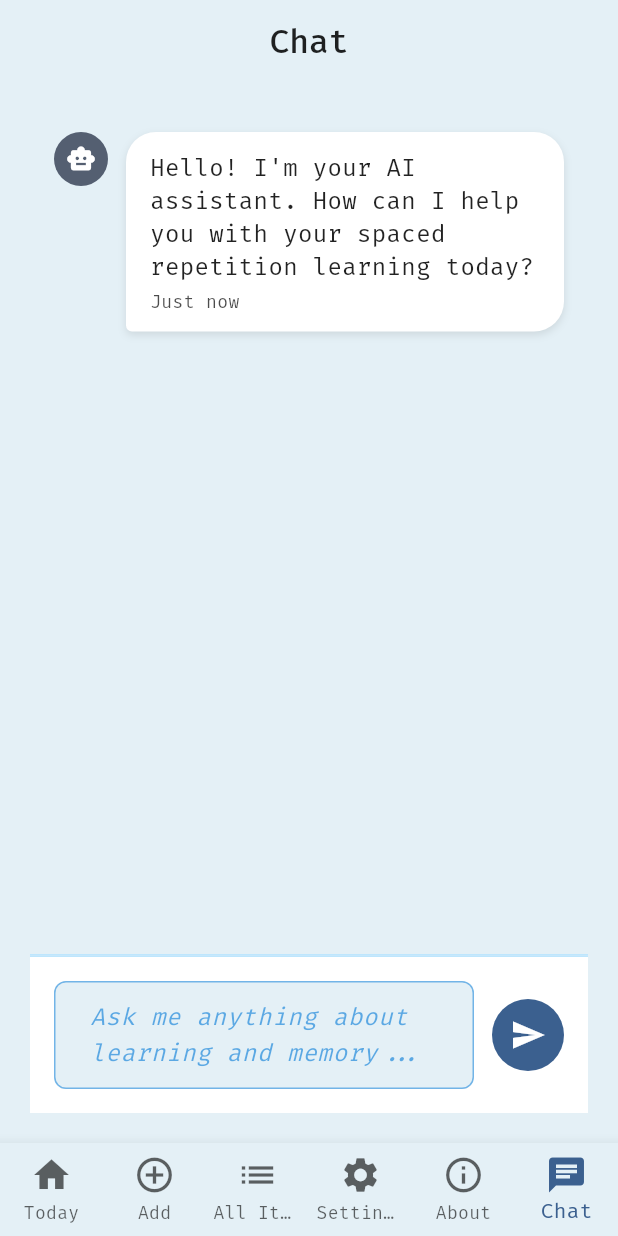
After one commit to cogodo/spaced, a Flutter app: the screen it shows after launch, item 6 of the bottom bar chosen, on a phone screen of 412 x 824 dp. The commit adds this screen. Run offline on Flutter 3.47's test engine with Material 3 defaults, Android fonts, the phone set to English and light mode, and no system bars; our stand-ins replace google_fonts, shared_preferences.

Commit message:
chat screen added

```diff
--- /dev/null
+++ b/lib/screens/chat_screen.dart
@@ -0,0 +1,362 @@
+import 'package:flutter/material.dart';
+import 'package:flutter/services.dart';
+import '../services/logger_service.dart';
+
+class ChatScreen extends StatefulWidget {
+  const ChatScreen({super.key});
+
+  @override
+  State<ChatScreen> createState() => _ChatScreenState();
+}
+
+class _ChatScreenState extends State<ChatScreen> {
+  final _logger = getLogger('ChatScreen');
+  final TextEditingController _messageController = TextEditingController();
+  final ScrollController _scrollController = ScrollController();
+  final List<ChatMessage> _messages = [];
+  bool _isTyping = false;
+
+  @override
+  void initState() {
+    super.initState();
+    // Add a welcome message
+    _messages.add(
+      ChatMessage(
+        text:
+            "Hello! I'm your AI assistant. How can I help you with your spaced repetition learning today?",
+        isUser: false,
+        timestamp: DateTime.now(),
+      ),
+    );
+  }
+
+  @override
+  void dispose() {
+    _messageController.dispose();
+    _scrollController.dispose();
+    super.dispose();
+  }
+
+  void _sendMessage() {
+    final text = _messageController.text.trim();
+    if (text.isEmpty) return;
+
+    // Add user message
+    setState(() {
+      _messages.add(
+        ChatMessage(text: text, isUser: true, timestamp: DateTime.now()),
+      );
+      _isTyping = true;
+    });
+
+    _messageController.clear();
+    _scrollToBottom();
+
+    // Simulate AI response
+    _simulateAIResponse(text);
+  }
+
+  Future<void> _simulateAIResponse(String userMessage) async {
+    // Simulate typing delay
+    await Future.delayed(const Duration(milliseconds: 1500));
+
+    if (!mounted) return;
+
+    // Generate a mock response based on user input
+    String response = _generateMockResponse(userMessage);
+
+    setState(() {
+      _messages.add(
+        ChatMessage(text: response, isUser: false, timestamp: DateTime.now()),
+      );
+      _isTyping = false;
+    });
+
+    _scrollToBottom();
+  }
+
+  String _generateMockResponse(String userMessage) {
+    final lowerMessage = userMessage.toLowerCase();
+
+    if (lowerMessage.contains('spaced repetition') ||
+        lowerMessage.contains('learning')) {
+      return "Spaced repetition is a highly effective learning technique! It's based on the psychological spacing effect, where information is reviewed at increasing intervals. This helps move knowledge from short-term to long-term memory more efficiently.";
+    } else if (lowerMessage.contains('memory') ||
+        lowerMessage.contains('remember')) {
+      return "Memory formation involves three key processes: encoding, storage, and retrieval. Spaced repetition optimizes all three by:\n\n1. **Encoding**: Active recall strengthens neural pathways\n2. **Storage**: Spaced intervals prevent forgetting\n3. **Retrieval**: Regular practice improves access to memories";
+    } else if (lowerMessage.contains('help') || lowerMessage.contains('how')) {
+      return "I'm here to help you optimize your learning! I can assist with:\n\n• Understanding spaced repetition principles\n• Tips for effective review sessions\n• Memory techniques and mnemonics\n• Study scheduling strategies\n• Learning psychology insights\n\nWhat specific aspect would you like to explore?";
+    } else if (lowerMessage.contains('difficulty') ||
+        lowerMessage.contains('hard')) {
+      return "Finding something challenging? That's actually good for learning! Research shows that 'desirable difficulties' strengthen memory formation. Try breaking complex topics into smaller chunks and review them more frequently initially.";
+    } else {
+      return "That's an interesting question! Based on cognitive science research, effective learning often involves active recall, spaced practice, and connecting new information to existing knowledge. Could you tell me more about what specific learning challenge you're facing?";
+    }
+  }
+
+  void _scrollToBottom() {
+    WidgetsBinding.instance.addPostFrameCallback((_) {
+      if (_scrollController.hasClients) {
+        _scrollController.animateTo(
+          _scrollController.position.maxScrollExtent,
+          duration: const Duration(milliseconds: 300),
+          curve: Curves.easeOut,
+        );
+      }
+    });
+  }
+
+  @override
+  Widget build(BuildContext context) {
+    return Column(
+      children: [
+        // Chat messages area
+        Expanded(child: _buildMessagesArea()),
+        // Input area
+        _buildInputArea(),
+      ],
+    );
+  }
+
+  Widget _buildMessagesArea() {
+    return Container(
+      decoration: BoxDecoration(
+        color: Theme.of(context).scaffoldBackgroundColor,
+        border: Border(
+          bottom: BorderSide(color: Theme.of(context).dividerColor, width: 1),
+        ),
+      ),
+      child: ListView.builder(
+        controller: _scrollController,
+        padding: const EdgeInsets.symmetric(horizontal: 16, vertical: 8),
+        itemCount: _messages.length + (_isTyping ? 1 : 0),
+        itemBuilder: (context, index) {
+          if (index == _messages.length && _isTyping) {
+            return _buildTypingIndicator();
+          }
+          return _buildMessageBubble(_messages[index]);
+        },
+      ),
+    );
+  }
+
+  Widget _buildMessageBubble(ChatMessage message) {
+    final isUser = message.isUser;
+    final theme = Theme.of(context);
+
+    return Container(
+      margin: const EdgeInsets.symmetric(vertical: 4),
+      child: Row(
+        mainAxisAlignment:
+            isUser ? MainAxisAlignment.end : MainAxisAlignment.start,
+        crossAxisAlignment: CrossAxisAlignment.start,
+        children: [
+          if (!isUser) ...[_buildAvatar(false), const SizedBox(width: 12)],
+          Flexible(
+            child: Container(
+              constraints: BoxConstraints(
+                maxWidth: MediaQuery.of(context).size.width * 0.75,
+              ),
+              decoration: BoxDecoration(
+                color: isUser ? theme.colorScheme.primary : theme.cardColor,
+                borderRadius: BorderRadius.only(
+                  topLeft: const Radius.circular(20),
+                  topRight: const Radius.circular(20),
+                  bottomLeft: Radius.circular(isUser ? 20 : 4),
+                  bottomRight: Radius.circular(isUser ? 4 : 20),
+                ),
+                boxShadow: [
+                  BoxShadow(
+                    color: Colors.black.withValues(alpha: 0.1),
+                    blurRadius: 4,
+                    offset: const Offset(0, 2),
+                  ),
+                ],
+              ),
+              padding: const EdgeInsets.symmetric(horizontal: 16, vertical: 12),
+              child: Column(
+                crossAxisAlignment: CrossAxisAlignment.start,
+                children: [
+                  Text(
+                    message.text,
+                    style: TextStyle(
+                      color:
+                          isUser
+                              ? theme.colorScheme.onPrimary
+                              : theme.textTheme.bodyLarge?.color,
+                      fontSize: 16,
+                      height: 1.4,
+                    ),
+                  ),
+                  const SizedBox(height: 4),
+                  Text(
+                    _formatTimestamp(message.timestamp),
+                    style: TextStyle(
+                      color: (isUser
+                              ? theme.colorScheme.onPrimary
+                              : theme.textTheme.bodyLarge?.color)
+                          ?.withValues(alpha: 0.7),
+                      fontSize: 12,
+                    ),
+                  ),
+                ],
+              ),
+            ),
+          ),
+          if (isUser) ...[const SizedBox(width: 12), _buildAvatar(true)],
+        ],
+      ),
+    );
+  }
+
+  Widget _buildAvatar(bool isUser) {
+    final theme = Theme.of(context);
+    return Container(
+      width: 36,
+      height: 36,
+      decoration: BoxDecoration(
+        color: isUser ? theme.colorScheme.primary : theme.colorScheme.secondary,
+        shape: BoxShape.circle,
+      ),
+      child: Icon(
+        isUser ? Icons.person : Icons.smart_toy,
+        color: Colors.white,
+        size: 20,
+      ),
+    );
+  }
+
+  Widget _buildTypingIndicator() {
+    return Container(
+      margin: const EdgeInsets.symmetric(vertical: 4),
+      child: Row(
+        children: [
+          _buildAvatar(false),
+          const SizedBox(width: 12),
+          Container(
+            padding: const EdgeInsets.symmetric(horizontal: 16, vertical: 12),
+            decoration: BoxDecoration(
+              color: Theme.of(context).cardColor,
+              borderRadius: const BorderRadius.only(
+                topLeft: Radius.circular(20),
+                topRight: Radius.circular(20),
+                bottomRight: Radius.circular(20),
+                bottomLeft: Radius.circular(4),
+              ),
+            ),
+            child: Row(
+              mainAxisSize: MainAxisSize.min,
+              children: [
+                _buildTypingDot(0),
+                const SizedBox(width: 4),
+                _buildTypingDot(1),
+                const SizedBox(width: 4),
+                _buildTypingDot(2),
+              ],
+            ),
+          ),
+        ],
+      ),
+    );
+  }
+
+  Widget _buildTypingDot(int index) {
+    return TweenAnimationBuilder<double>(
+      duration: const Duration(milliseconds: 600),
+      tween: Tween(begin: 0.4, end: 1.0),
+      builder: (context, value, child) {
+        return AnimatedContainer(
+          duration: Duration(milliseconds: 300 + (index * 150)),
+          width: 8,
+          height: 8,
+          decoration: BoxDecoration(
+            color: Theme.of(
+              context,
+            ).textTheme.bodyMedium?.color?.withValues(alpha: value),
+            shape: BoxShape.circle,
+          ),
+        );
+      },
+    );
+  }
+
+  Widget _buildInputArea() {
+    final theme = Theme.of(context);
+    return Container(
+      padding: const EdgeInsets.all(16),
+      decoration: BoxDecoration(
+        color: theme.cardColor,
+        border: Border(top: BorderSide(color: theme.dividerColor, width: 1)),
+      ),
+      child: Row(
+        children: [
+          Expanded(
+            child: TextField(
+              controller: _messageController,
+              decoration: InputDecoration(
+                hintText: 'Ask me anything about learning and memory...',
+                border: OutlineInputBorder(
+                  borderRadius: BorderRadius.circular(24),
+                  borderSide: BorderSide.none,
+                ),
+                filled: true,
+                fillColor: theme.scaffoldBackgroundColor,
+                contentPadding: const EdgeInsets.symmetric(
+                  horizontal: 20,
+                  vertical: 12,
+                ),
+              ),
+              maxLines: null,
+              textCapitalization: TextCapitalization.sentences,
+              onSubmitted: (_) => _sendMessage(),
+            ),
+          ),
+          const SizedBox(width: 12),
+          GestureDetector(
+            onTap: _sendMessage,
+            child: Container(
+              width: 48,
+              height: 48,
+              decoration: BoxDecoration(
+                color: theme.colorScheme.primary,
+                shape: BoxShape.circle,
+              ),
+              child: Icon(
+                Icons.send,
+                color: theme.colorScheme.onPrimary,
+                size: 24,
+              ),
+            ),
+          ),
+        ],
+      ),
+    );
+  }
+
+  String _formatTimestamp(DateTime timestamp) {
+    final now = DateTime.now();
+    final difference = now.difference(timestamp);
+
+    if (difference.inMinutes < 1) {
+      return 'Just now';
+    } else if (difference.inHours < 1) {
+      return '${difference.inMinutes}m ago';
+    } else if (difference.inDays < 1) {
+      return '${difference.inHours}h ago';
+    } else {
+      return '${timestamp.hour}:${timestamp.minute.toString().padLeft(2, '0')}';
+    }
+  }
+}
+
+class ChatMessage {
+  final String text;
+  final bool isUser;
+  final DateTime timestamp;
+
+  ChatMessage({
+    required this.text,
+    required this.isUser,
+    required this.timestamp,
+  });
+}
--- a/lib/screens/tab_navigation_screen.dart
+++ b/lib/screens/tab_navigation_screen.dart
@@ -2,6 +2,7 @@ import 'package:flutter/material.dart';
 import 'package:spaced/screens/all_review_items_screen.dart';
 import 'home_screen.dart';
 import 'add_screen.dart';
+import 'chat_screen.dart';
 import 'settings_screen.dart';
 import 'about_screen.dart';
 import 'package:spaced/models/schedule_manager.dart';
@@ -83,6 +84,7 @@ class _TabNavigationScreenState extends State<TabNavigationScreen> {
       ),
       SettingsScreen(),
       AboutScreen(),
+      ChatScreen(),
     ];
 
     return Scaffold(
@@ -96,7 +98,9 @@ class _TabNavigationScreenState extends State<TabNavigationScreen> {
               ? 'All Items'
               : _currentIndex == 3
               ? 'Settings'
-              : 'About',
+              : _currentIndex == 4
+              ? 'About'
+              : 'Chat',
         ),
         centerTitle: true,
         backgroundColor: Theme.of(context).scaffoldBackgroundColor,
@@ -137,6 +141,10 @@ class _TabNavigationScreenState extends State<TabNavigationScreen> {
                 NavigationRailDestination(
                   icon: Icon(Icons.info_outline),
                   label: Text('About'),
+                ),
+                NavigationRailDestination(
+                  icon: Icon(Icons.chat),
+                  label: Text('Chat'),
                 ),
               ],
               // Make the rail wider for better visibility
@@ -229,6 +237,10 @@ class _TabNavigationScreenState extends State<TabNavigationScreen> {
                     icon: Icon(Icons.info_outline),
                     label: 'About',
                   ),
+                  BottomNavigationBarItem(
+                    icon: Icon(Icons.chat),
+                    label: 'Chat',
+                  ),
                 ],
                 // Ensure it's large enough for easy touch
                 selectedFontSize: 14,
```
Also changed, not shown: 1 other file.
